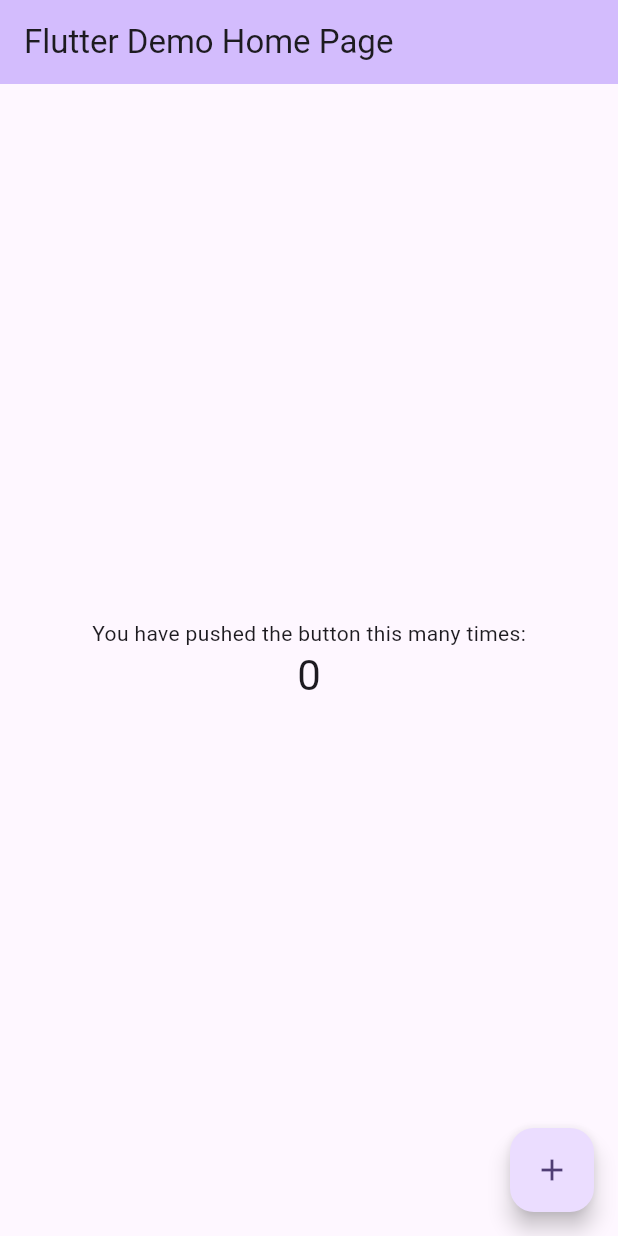
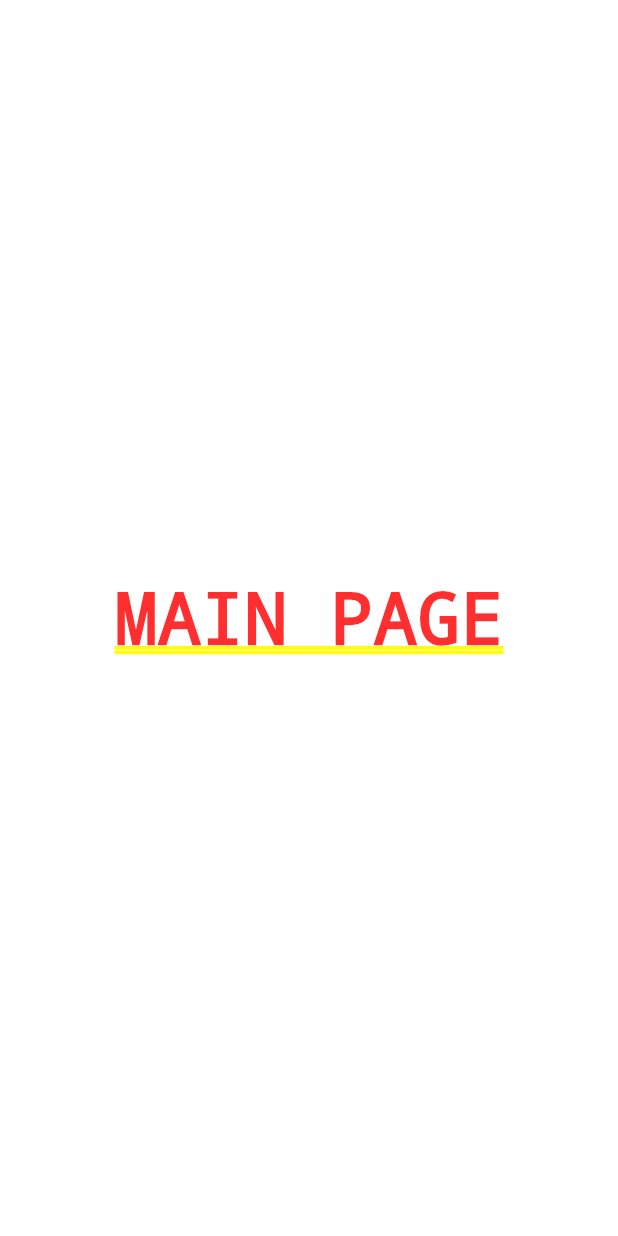
Before and after one commit to ekyrizky/savvy-stash, a Flutter app: the screen it shows after launch, on a phone screen of 412 x 824 dp. Run offline on Flutter 3.47's test engine with Material 3 defaults, Android fonts, the phone set to English and light mode, and no system bars; our stand-ins replace get.

Commit message:
add getx main page

```diff
--- a/lib/main.dart
+++ b/lib/main.dart
@@ -1,69 +1,6 @@
 import 'package:flutter/material.dart';
+import 'package:savvy_stash/presentation/app.dart';
 
 void main() {
-  runApp(const MyApp());
+  runApp(const App());
 }
-
-class MyApp extends StatelessWidget {
-  const MyApp({super.key});
-
-  @override
-  Widget build(BuildContext context) {
-    return MaterialApp(
-      title: 'Flutter Demo',
-      theme: ThemeData(
-        colorScheme: ColorScheme.fromSeed(seedColor: Colors.deepPurple),
-        useMaterial3: true,
-      ),
-      home: const MyHomePage(title: 'Flutter Demo Home Page'),
-    );
-  }
-}
-
-class MyHomePage extends StatefulWidget {
-  const MyHomePage({super.key, required this.title});
-
-  final String title;
-
-  @override
-  State<MyHomePage> createState() => _MyHomePageState();
-}
-
-class _MyHomePageState extends State<MyHomePage> {
-  int _counter = 0;
-
-  void _incrementCounter() {
-    setState(() {
-      _counter++;
-    });
-  }
-
-  @override
-  Widget build(BuildContext context) {
-    return Scaffold(
-      appBar: AppBar(
-        backgroundColor: Theme.of(context).colorScheme.inversePrimary,
-        title: Text(widget.title),
-      ),
-      body: Center(
-        child: Column(
-          mainAxisAlignment: MainAxisAlignment.center,
-          children: <Widget>[
-            const Text(
-              'You have pushed the button this many times:',
-            ),
-            Text(
-              '$_counter',
-              style: Theme.of(context).textTheme.headlineMedium,
-            ),
-          ],
-        ),
-      ),
-      floatingActionButton: FloatingActionButton(
-        onPressed: _incrementCounter,
-        tooltip: 'Increment',
-        child: const Icon(Icons.add),
-      ),
-    );
-  }
-}
--- a/lib/presentation/app.dart
+++ b/lib/presentation/app.dart
@@ -0,0 +1,15 @@
+import 'package:flutter/material.dart';
+import 'package:get/get.dart';
+import 'package:savvy_stash/presentation/pages/main_page.dart';
+
+class App extends StatelessWidget {
+  const App({super.key});
+
+  @override
+  Widget build(BuildContext context) {
+    return const GetMaterialApp(
+      initialRoute: '/',
+      home: MainPage(),
+    );
+  }
+}
--- /dev/null
+++ b/lib/presentation/pages/main_page.dart
@@ -0,0 +1,12 @@
+import 'package:flutter/material.dart';
+
+class MainPage extends StatelessWidget {
+  const MainPage({super.key});
+
+  @override
+  Widget build(BuildContext context) {
+    return const Center(
+      child: Text('MAIN PAGE'),
+    );
+  }
+}
--- a/pubspec.yaml
+++ b/pubspec.yaml
@@ -35,6 +35,7 @@ dependencies:
   # The following adds the Cupertino Icons font to your application.
   # Use with the CupertinoIcons class for iOS style icons.
   cupertino_icons: ^1.0.2
+  get: ^4.6.6
 
 dev_dependencies:
   flutter_test:
```
Also changed, not shown: pubspec.lock, 1 other file.
